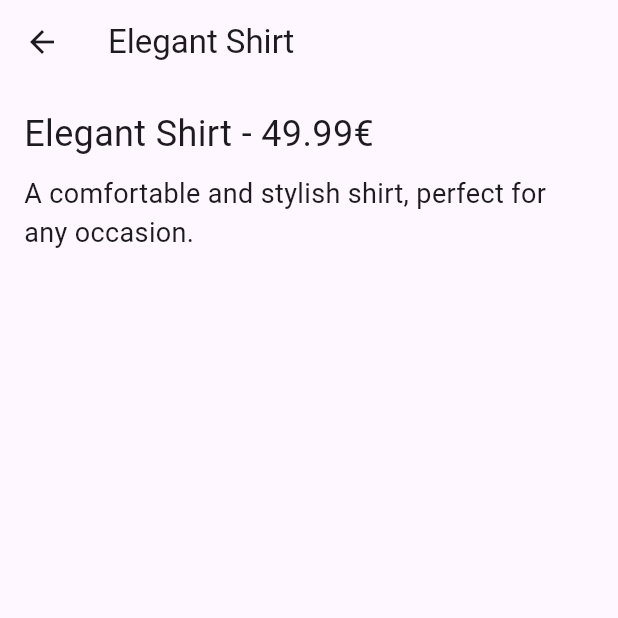
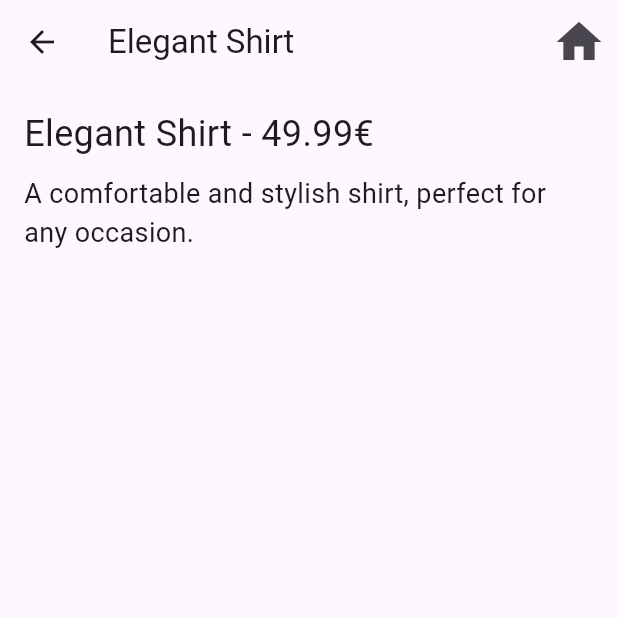
Before and after one commit to FrancescBrau/tasksheet_01.10_fbrau, a Flutter app: the screen it shows after launch, after a tap on the "add" icon, on a phone screen of 412 x 824 dp, the top half of it. Run offline on Flutter 3.47's test engine with Material 3 defaults, Android fonts, the phone set to English and light mode, and no system bars.

Commit message:
aufgabe 4

```diff
--- a/lib/main.dart
+++ b/lib/main.dart
@@ -47,9 +47,20 @@ class ProductScreen extends StatelessWidget {
             ),
           ),
           const SizedBox(height: 24),
-          Text(
-            product.name,
-            style: const TextStyle(fontSize: 24),
+          Column(
+            crossAxisAlignment: CrossAxisAlignment.center,
+            children: [
+              Text(
+                product.name,
+                style:
+                    const TextStyle(fontSize: 24, fontWeight: FontWeight.bold),
+              ),
+              const SizedBox(height: 8),
+              const Text(
+                'High-quality, premium fabric',
+                style: TextStyle(fontSize: 16, color: Colors.grey),
+              ),
+            ],
           ),
         ],
       ),
@@ -70,7 +81,6 @@ class ProductScreen extends StatelessWidget {
 
 class DetailScreen extends StatelessWidget {
   final Product product;
-
   const DetailScreen({super.key, required this.product});
 
   @override
@@ -78,6 +88,15 @@ class DetailScreen extends StatelessWidget {
     return Scaffold(
       appBar: AppBar(
         title: Text(product.name),
+        actions: [
+          IconButton(
+            icon: const Icon(Icons.home),
+            iconSize: 36,
+            onPressed: () {
+              Navigator.popUntil(context, (route) => route.isFirst);
+            },
+          ),
+        ],
       ),
       body: Padding(
         padding: const EdgeInsets.all(16.0),
```
